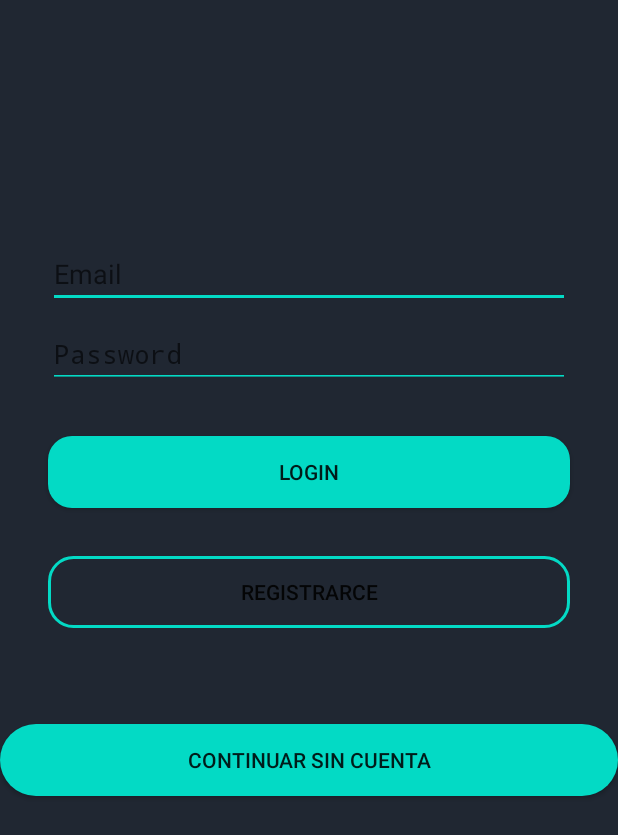
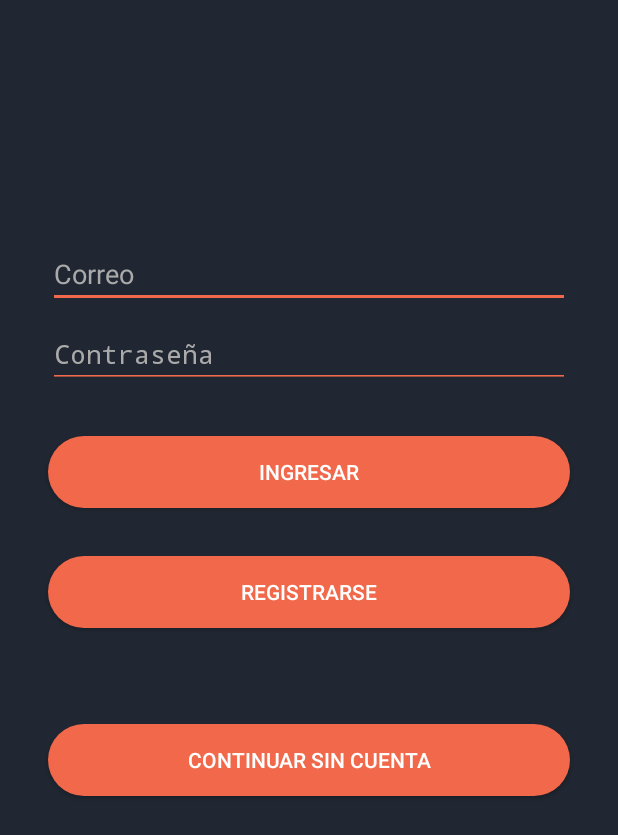
Before and after one commit to mac-o/CryptoPesoMobile, an Android app: the screen it shows after launch (login), on a phone screen of 412 x 824 dp. Shown: the top 835 px of the screen. Run offline under Robolectric (Android 15) with nearby library versions, the phone set to English and light mode, and no system bars; our stand-ins replace Firebase (no records; nobody signed in at launch, a user with empty details on screens opened directly).

```diff
--- a/CryptoPesoMobile20/app/src/main/res/drawable/botones_redondos.xml
+++ b/CryptoPesoMobile20/app/src/main/res/drawable/botones_redondos.xml
@@ -1,6 +1,6 @@
 <?xml version="1.0" encoding="utf-8"?>
 <shape xmlns:android="http://schemas.android.com/apk/res/android">
-    <corners android:radius="16dp"></corners>
+    <corners android:radius="25dp"></corners>
     <solid android:color="@color/colorAccent"></solid>
 
 </shape>
--- a/CryptoPesoMobile20/app/src/main/res/layout/activity_login.xml
+++ b/CryptoPesoMobile20/app/src/main/res/layout/activity_login.xml
@@ -6,29 +6,6 @@
     android:layout_height="match_parent"
     android:background="#202732"
     tools:context="login">
-
-    <Button
-        android:id="@+id/continuar"
-        android:layout_width="match_parent"
-        android:layout_height="wrap_content"
-        android:layout_marginTop="64dp"
-        android:background="@drawable/boton_seguir50"
-        android:text="Continuar Sin Cuenta"
-        app:layout_constraintTop_toBottomOf="@+id/button2"
-        tools:layout_editor_absoluteX="32dp" />
-
-    <Button
-        android:id="@+id/button2"
-        android:layout_width="match_parent"
-        android:layout_height="wrap_content"
-        android:layout_marginStart="32dp"
-        android:layout_marginTop="32dp"
-        android:layout_marginEnd="32dp"
-        android:background="@drawable/boton_registro"
-        android:text="Registrarce"
-        app:layout_constraintEnd_toEndOf="parent"
-        app:layout_constraintStart_toStartOf="parent"
-        app:layout_constraintTop_toBottomOf="@+id/login" />
 
     <ImageView
         android:id="@+id/imageView"
@@ -54,7 +31,9 @@
         android:layout_marginEnd="32dp"
         android:backgroundTint="@color/colorAccent"
         android:ems="10"
-        android:hint="Email"
+        android:hint="Correo"
+        android:textColorHint="@android:color/darker_gray"
+        android:textColor="@android:color/white"
         android:inputType="textPersonName"
         app:layout_constraintEnd_toEndOf="parent"
         app:layout_constraintHorizontal_bias="0.0"
@@ -70,7 +49,9 @@
         android:layout_marginEnd="32dp"
         android:backgroundTint="@color/colorAccent"
         android:ems="10"
-        android:hint="Password"
+        android:hint="Contraseña"
+        android:textColorHint="@android:color/darker_gray"
+        android:textColor="@android:color/white"
         android:inputType="textPassword"
         app:layout_constraintEnd_toEndOf="parent"
         app:layout_constraintStart_toStartOf="parent"
@@ -84,10 +65,42 @@
         android:layout_marginTop="32dp"
         android:layout_marginEnd="32dp"
         android:background="@drawable/botones_redondos"
-        android:text="Login"
+        android:text="Ingresar"
+        android:textColor="@android:color/white"
         app:layout_constraintEnd_toEndOf="parent"
         app:layout_constraintStart_toStartOf="parent"
         app:layout_constraintTop_toBottomOf="@+id/password" />
 
+    <Button
+        android:id="@+id/button2"
+        android:layout_width="match_parent"
+        android:layout_height="wrap_content"
+        android:layout_marginStart="32dp"
+        android:layout_marginTop="32dp"
+        android:layout_marginEnd="32dp"
+        android:background="@drawable/botones_redondos"
+        android:text="Registrarse"
+        android:textColor="@android:color/white"
+        app:layout_constraintEnd_toEndOf="parent"
+        app:layout_constraintStart_toStartOf="parent"
+        app:layout_constraintTop_toBottomOf="@+id/login" />
+
+    <Button
+        android:id="@+id/continuar"
+        android:layout_width="match_parent"
+        android:layout_height="wrap_content"
+        android:layout_marginStart="32dp"
+        android:layout_marginTop="64dp"
+        android:layout_marginEnd="32dp"
+        android:background="@drawable/boton_seguir50"
+        android:text="Continuar Sin Cuenta"
+        android:textColor="@android:color/white"
+        app:layout_constraintStart_toStartOf="parent"
+        app:layout_constraintTop_toBottomOf="@+id/button2" />
+
+
+
+
+
 
 </androidx.constraintlayout.widget.ConstraintLayout>
--- a/CryptoPesoMobile20/app/src/main/res/layout/activity_main.xml
+++ b/CryptoPesoMobile20/app/src/main/res/layout/activity_main.xml
@@ -11,8 +11,11 @@
         android:id="@+id/button4"
         android:layout_width="match_parent"
         android:layout_height="wrap_content"
-        android:layout_marginStart="8dp"
+        android:layout_marginStart="32dp"
+        android:layout_marginEnd="32dp"
         android:onClick="btnEscanear"
+        android:textColor="@android:color/white"
+        android:background="@drawable/botones_redondos"
         android:text="Escanear direccion QR"
         app:layout_constraintBottom_toBottomOf="parent"
         app:layout_constraintEnd_toEndOf="parent"
--- a/CryptoPesoMobile20/app/src/main/res/values/colors.xml
+++ b/CryptoPesoMobile20/app/src/main/res/values/colors.xml
@@ -2,5 +2,5 @@
 <resources>
     <color name="colorPrimary">#6200EE</color>
     <color name="colorPrimaryDark">#3700B3</color>
-    <color name="colorAccent">#03DAC5</color>
+    <color name="colorAccent">#F1684A</color>
 </resources>
```
